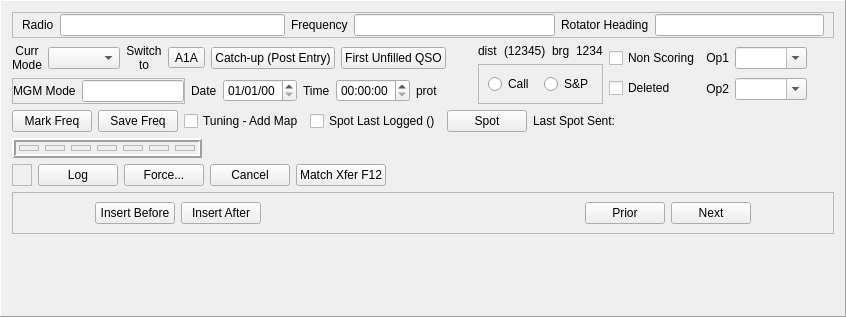
Before: the Qt Designer form mqt/MqtLogger/qsologframe.ui in Rsclub22/Minos2-Mirror, drawn with Qt 5.
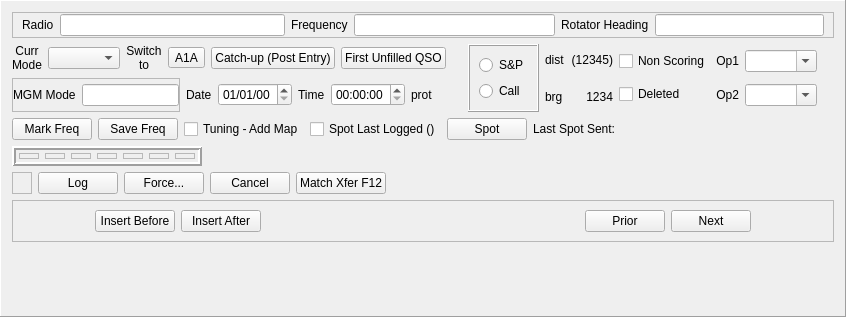
After: the same form once the commit is applied. Custom widgets are drawn as their Qt base class.

Commit message: More layout adjustment

```diff
--- a/mqt/MqtLogger/qsologframe.ui
+++ b/mqt/MqtLogger/qsologframe.ui
@@ -28,7 +28,7 @@
   <property name="midLineWidth">
    <number>1</number>
   </property>
-  <layout class="QVBoxLayout" name="verticalLayout_5">
+  <layout class="QVBoxLayout" name="verticalLayout_6">
    <item>
     <widget class="QFrame" name="radioDetailsFrame">
      <property name="frameShape">
@@ -111,7 +111,7 @@
     </widget>
    </item>
    <item>
-    <layout class="QHBoxLayout" name="horizontalLayout_19">
+    <layout class="QHBoxLayout" name="horizontalLayout_3">
      <item>
       <layout class="QVBoxLayout" name="verticalLayout_2">
        <item>
@@ -308,7 +308,54 @@
       </layout>
      </item>
      <item>
-      <layout class="QVBoxLayout" name="verticalLayout_3">
+      <widget class="QFrame" name="tabSandPframe">
+       <property name="minimumSize">
+        <size>
+         <width>0</width>
+         <height>0</height>
+        </size>
+       </property>
+       <property name="focusPolicy">
+        <enum>Qt::NoFocus</enum>
+       </property>
+       <property name="frameShape">
+        <enum>QFrame::Box</enum>
+       </property>
+       <property name="frameShadow">
+        <enum>QFrame::Raised</enum>
+       </property>
+       <layout class="QVBoxLayout" name="verticalLayout_3">
+        <item>
+         <widget class="QRadioButton" name="SandPrb">
+          <property name="focusPolicy">
+           <enum>Qt::NoFocus</enum>
+          </property>
+          <property name="text">
+           <string>S&amp;&amp;P</string>
+          </property>
+          <attribute name="buttonGroup">
+           <string notr="true">SandPbuttonGroup</string>
+          </attribute>
+         </widget>
+        </item>
+        <item>
+         <widget class="QRadioButton" name="callRb">
+          <property name="focusPolicy">
+           <enum>Qt::NoFocus</enum>
+          </property>
+          <property name="text">
+           <string>Call</string>
+          </property>
+          <attribute name="buttonGroup">
+           <string notr="true">SandPbuttonGroup</string>
+          </attribute>
+         </widget>
+        </item>
+       </layout>
+      </widget>
+     </item>
+     <item>
+      <layout class="QVBoxLayout" name="verticalLayout_5">
        <item>
         <layout class="QHBoxLayout" name="horizontalLayout">
          <item>
@@ -323,11 +370,18 @@
            <property name="text">
             <string>(12345)</string>
            </property>
+           <property name="alignment">
+            <set>Qt::AlignRight|Qt::AlignTrailing|Qt::AlignVCenter</set>
+           </property>
            <property name="margin">
             <number>0</number>
            </property>
           </widget>
          </item>
+        </layout>
+       </item>
+       <item>
+        <layout class="QHBoxLayout" name="horizontalLayout_19">
          <item>
           <widget class="QLabel" name="label_3">
            <property name="text">
@@ -340,6 +394,9 @@
            <property name="text">
             <string>1234</string>
            </property>
+           <property name="alignment">
+            <set>Qt::AlignRight|Qt::AlignTrailing|Qt::AlignVCenter</set>
+           </property>
            <property name="margin">
             <number>0</number>
            </property>
@@ -347,53 +404,6 @@
          </item>
         </layout>
        </item>
-       <item>
-        <widget class="QFrame" name="tabSandPframe">
-         <property name="minimumSize">
-          <size>
-           <width>0</width>
-           <height>0</height>
-          </size>
-         </property>
-         <property name="focusPolicy">
-          <enum>Qt::NoFocus</enum>
-         </property>
-         <property name="frameShape">
-          <enum>QFrame::StyledPanel</enum>
-         </property>
-         <property name="frameShadow">
-          <enum>QFrame::Raised</enum>
-         </property>
-         <layout class="QHBoxLayout" name="horizontalLayout_3">
-          <item>
-           <widget class="QRadioButton" name="callRb">
-            <property name="focusPolicy">
-             <enum>Qt::NoFocus</enum>
-            </property>
-            <property name="text">
-             <string>Call</string>
-            </property>
-            <attribute name="buttonGroup">
-             <string notr="true">SandPbuttonGroup</string>
-            </attribute>
-           </widget>
-          </item>
-          <item>
-           <widget class="QRadioButton" name="SandPrb">
-            <property name="focusPolicy">
-             <enum>Qt::NoFocus</enum>
-            </property>
-            <property name="text">
-             <string>S&amp;&amp;P</string>
-            </property>
-            <attribute name="buttonGroup">
-             <string notr="true">SandPbuttonGroup</string>
-            </attribute>
-           </widget>
-          </item>
-         </layout>
-        </widget>
-       </item>
       </layout>
      </item>
      <item>
```
The commit also changes 4 other files.
